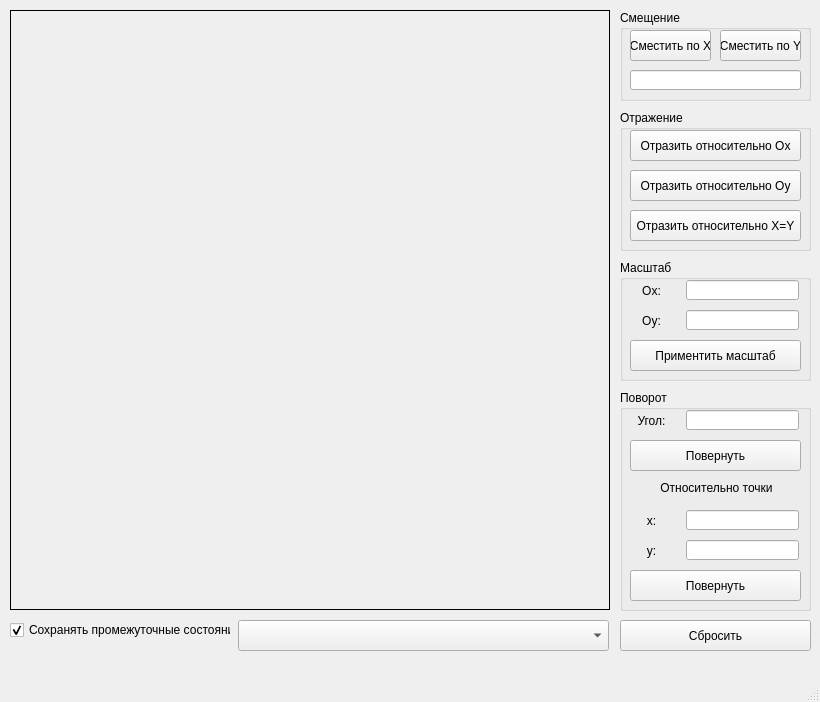
The window that 2/ui/ui.ui (Sergkon99/computer-graphics) describes before a commit, drawn with Qt 5.
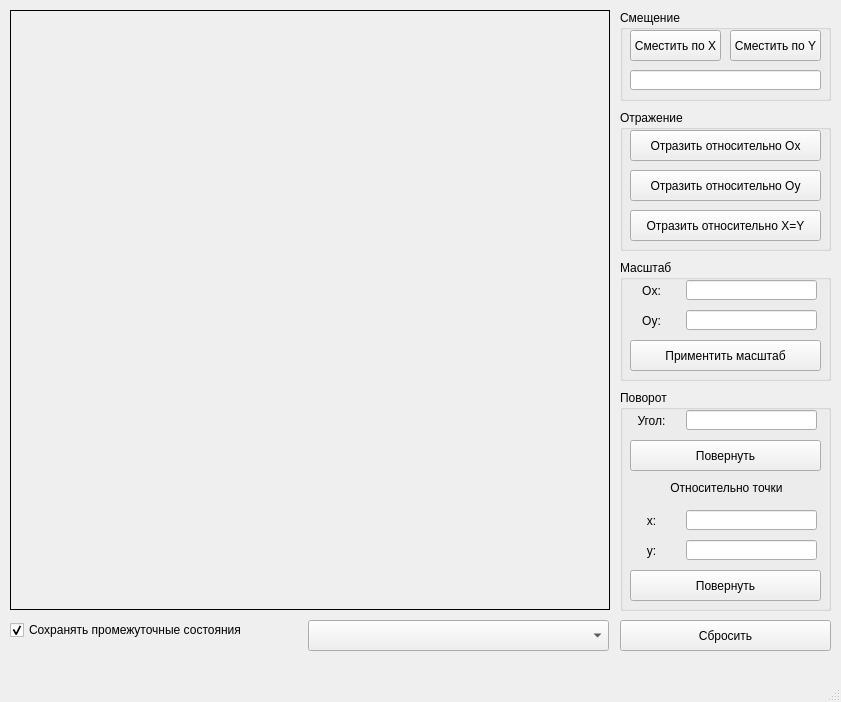
The same window after the commit.

```diff
--- a/2/ui/ui.ui
+++ b/2/ui/ui.ui
@@ -6,7 +6,7 @@
    <rect>
     <x>0</x>
     <y>0</y>
-    <width>820</width>
+    <width>841</width>
     <height>702</height>
    </rect>
   </property>
@@ -35,7 +35,7 @@
      <rect>
       <x>620</x>
       <y>620</y>
-      <width>191</width>
+      <width>211</width>
       <height>31</height>
      </rect>
     </property>
@@ -48,7 +48,7 @@
      <rect>
       <x>10</x>
       <y>620</y>
-      <width>221</width>
+      <width>291</width>
       <height>20</height>
      </rect>
     </property>
@@ -64,7 +64,7 @@
      <rect>
       <x>620</x>
       <y>10</y>
-      <width>191</width>
+      <width>211</width>
       <height>91</height>
      </rect>
     </property>
@@ -76,7 +76,7 @@
       <rect>
        <x>10</x>
        <y>60</y>
-       <width>171</width>
+       <width>191</width>
        <height>20</height>
       </rect>
      </property>
@@ -84,9 +84,9 @@
     <widget class="QPushButton" name="pb_move_y">
      <property name="geometry">
       <rect>
-       <x>100</x>
+       <x>110</x>
        <y>20</y>
-       <width>81</width>
+       <width>91</width>
        <height>31</height>
       </rect>
      </property>
@@ -99,7 +99,7 @@
       <rect>
        <x>10</x>
        <y>20</y>
-       <width>81</width>
+       <width>91</width>
        <height>31</height>
       </rect>
      </property>
@@ -113,7 +113,7 @@
      <rect>
       <x>620</x>
       <y>110</y>
-      <width>191</width>
+      <width>211</width>
       <height>141</height>
      </rect>
     </property>
@@ -125,7 +125,7 @@
       <rect>
        <x>10</x>
        <y>100</y>
-       <width>171</width>
+       <width>191</width>
        <height>31</height>
       </rect>
      </property>
@@ -138,7 +138,7 @@
       <rect>
        <x>10</x>
        <y>20</y>
-       <width>171</width>
+       <width>191</width>
        <height>31</height>
       </rect>
      </property>
@@ -151,7 +151,7 @@
       <rect>
        <x>10</x>
        <y>60</y>
-       <width>171</width>
+       <width>191</width>
        <height>31</height>
       </rect>
      </property>
@@ -165,7 +165,7 @@
      <rect>
       <x>620</x>
       <y>260</y>
-      <width>191</width>
+      <width>211</width>
       <height>121</height>
      </rect>
     </property>
@@ -209,7 +209,7 @@
       <rect>
        <x>66</x>
        <y>20</y>
-       <width>113</width>
+       <width>131</width>
        <height>20</height>
       </rect>
      </property>
@@ -219,7 +219,7 @@
       <rect>
        <x>66</x>
        <y>50</y>
-       <width>113</width>
+       <width>131</width>
        <height>20</height>
       </rect>
      </property>
@@ -229,7 +229,7 @@
       <rect>
        <x>10</x>
        <y>80</y>
-       <width>171</width>
+       <width>191</width>
        <height>31</height>
       </rect>
      </property>
@@ -243,7 +243,7 @@
      <rect>
       <x>620</x>
       <y>390</y>
-      <width>191</width>
+      <width>211</width>
       <height>221</height>
      </rect>
     </property>
@@ -255,7 +255,7 @@
       <rect>
        <x>16</x>
        <y>90</y>
-       <width>161</width>
+       <width>181</width>
        <height>16</height>
       </rect>
      </property>
@@ -271,7 +271,7 @@
       <rect>
        <x>66</x>
        <y>150</y>
-       <width>113</width>
+       <width>131</width>
        <height>20</height>
       </rect>
      </property>
@@ -297,7 +297,7 @@
       <rect>
        <x>10</x>
        <y>180</y>
-       <width>171</width>
+       <width>191</width>
        <height>31</height>
       </rect>
      </property>
@@ -310,7 +310,7 @@
       <rect>
        <x>10</x>
        <y>50</y>
-       <width>171</width>
+       <width>191</width>
        <height>31</height>
       </rect>
      </property>
@@ -323,7 +323,7 @@
       <rect>
        <x>66</x>
        <y>120</y>
-       <width>113</width>
+       <width>131</width>
        <height>20</height>
       </rect>
      </property>
@@ -333,7 +333,7 @@
       <rect>
        <x>66</x>
        <y>20</y>
-       <width>113</width>
+       <width>131</width>
        <height>20</height>
       </rect>
      </property>
@@ -374,9 +374,9 @@
    <widget class="QComboBox" name="cb_list_figure">
     <property name="geometry">
      <rect>
-      <x>238</x>
+      <x>308</x>
       <y>620</y>
-      <width>371</width>
+      <width>301</width>
       <height>31</height>
      </rect>
     </property>
```
Left out of the diff: 2 changed lines with no effect on the pictures.
